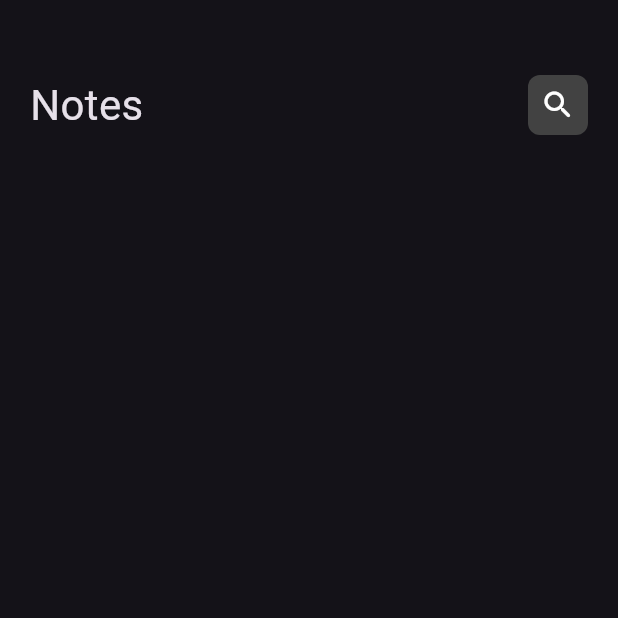
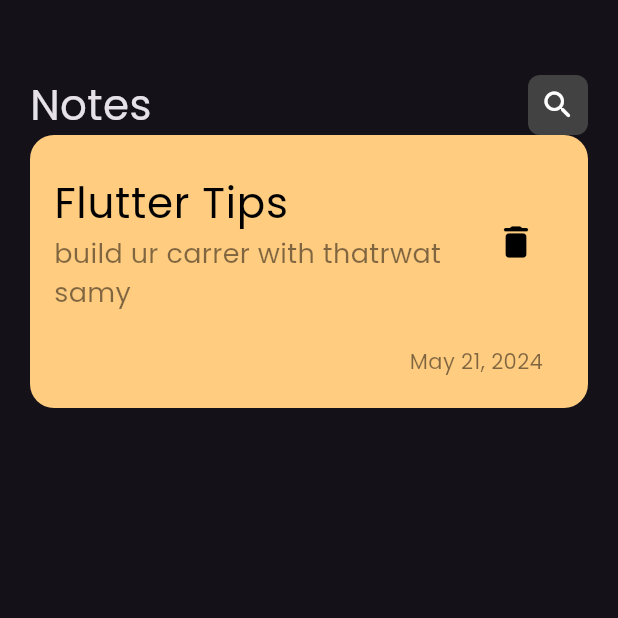
Before and after one commit to marcolous/Flutter-Notes, a Flutter app: the screen it shows after launch, on a phone screen of 412 x 824 dp, the top half of it. Run offline on Flutter 3.47's test engine with Material 3 defaults, Android fonts, the phone set to English and light mode, and no system bars.

Commit message:
custom note item

```diff
--- a/lib/main.dart
+++ b/lib/main.dart
@@ -14,7 +14,10 @@ class NotesApp extends StatelessWidget {
   Widget build(BuildContext context) {
     return MaterialApp(
       debugShowCheckedModeBanner: false,
-      theme: ThemeData.dark(),
+      theme: ThemeData(
+        brightness: Brightness.dark,
+        fontFamily: 'Poppins',
+      ),
       home: NotesView(),
     );
   }
--- /dev/null
+++ b/lib/views/widgets/note_item.dart
@@ -0,0 +1,48 @@
+import 'package:flutter/material.dart';
+
+class NoteItem extends StatelessWidget {
+  const NoteItem({super.key});
+
+  @override
+  Widget build(BuildContext context) {
+    return Container(
+      padding: const EdgeInsets.symmetric(vertical: 16),
+      decoration: BoxDecoration(
+        color: const Color(0xffFFCC80),
+        borderRadius: BorderRadius.circular(16),
+      ),
+      child: Column(
+        crossAxisAlignment: CrossAxisAlignment.end,
+        children: [
+          ListTile(
+            title: const Text(
+              'Flutter Tips',
+              style: TextStyle(fontSize: 28, color: Colors.black),
+            ),
+            subtitle: Text(
+              'build ur carrer with thatrwat samy',
+              style:
+                  TextStyle(fontSize: 18, color: Colors.black.withOpacity(0.5)),
+            ),
+            trailing: IconButton(
+              onPressed: () {},
+              icon: const Icon(
+                Icons.delete_rounded,
+                size: 28,
+                color: Colors.black,
+              ),
+            ),
+          ),
+          Padding(
+            padding: const EdgeInsets.only(right: 30, bottom: 5, top: 15),
+            child: Text(
+              'May 21, 2024',
+              style:
+                  TextStyle(fontSize: 14, color: Colors.black.withOpacity(0.5)),
+            ),
+          ),
+        ],
+      ),
+    );
+  }
+}
--- a/lib/views/widgets/note_view_body.dart
+++ b/lib/views/widgets/note_view_body.dart
@@ -1,5 +1,6 @@
 import 'package:flutter/material.dart';
 import 'package:notes_app/views/widgets/custom_app_bar.dart';
+import 'package:notes_app/views/widgets/note_item.dart';
 
 class NoteViewBody extends StatelessWidget {
   const NoteViewBody({super.key});
@@ -11,6 +12,7 @@ class NoteViewBody extends StatelessWidget {
       child: Column(
         children: [
           CustomAppBar(),
+          NoteItem(),
         ],
       ),
     );
```
Also changed, not shown: pubspec.yaml (+7 -10 lines), assets/fonts/Poppins-Regular.ttf (added), 1 other file.
